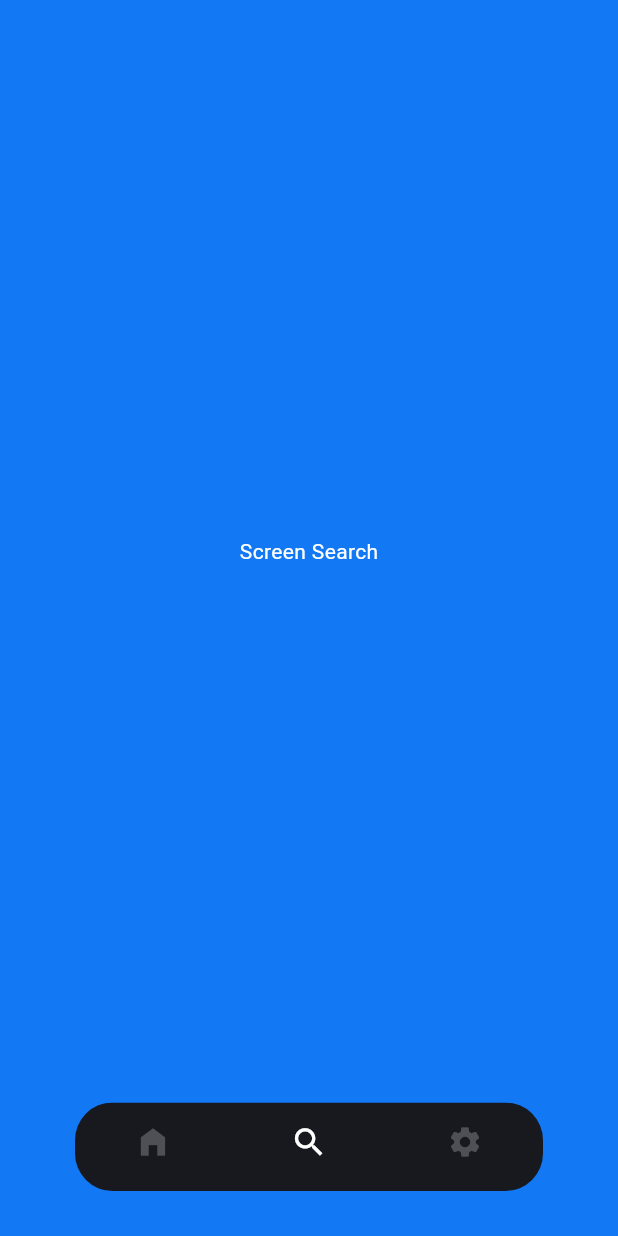
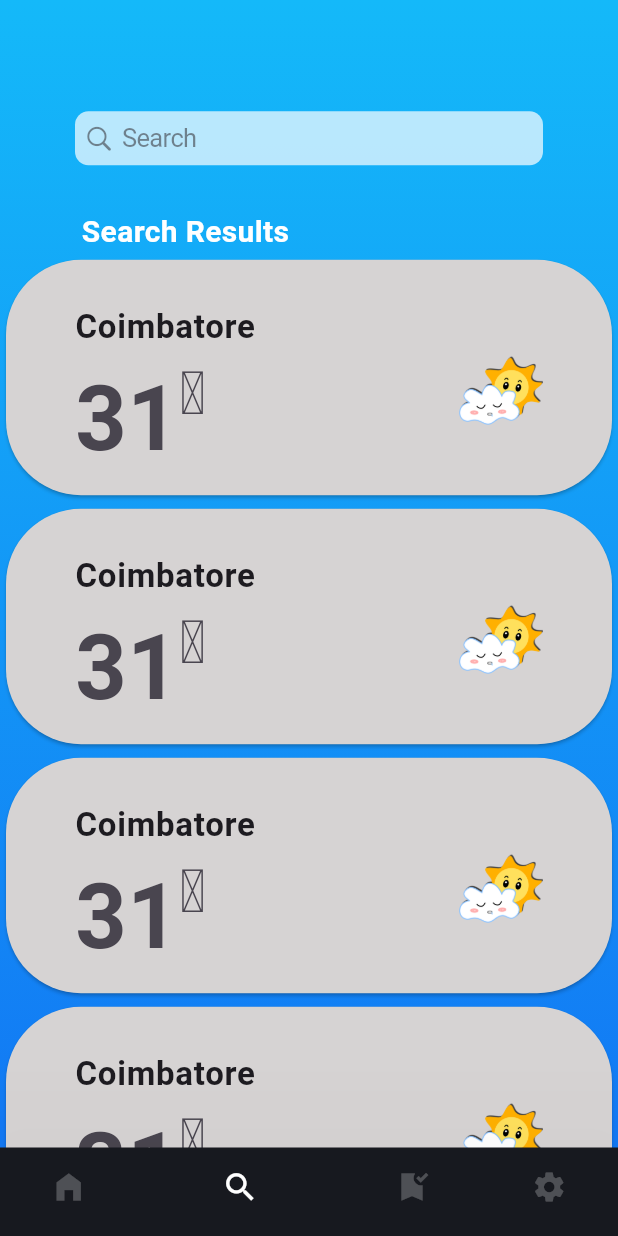
Before and after one commit to saninthottungal/Wady-weather, a Flutter app: the screen it shows after launch, item 2 of the bottom bar chosen, on a phone screen of 412 x 824 dp. Run offline on Flutter 3.47's test engine with Material 3 defaults, Android fonts, the light colour scheme and no system bars.

Commit message:
ScreenSearch UI done

```diff
--- a/lib/Screens/ScreenHome/ScreenHome.dart
+++ b/lib/Screens/ScreenHome/ScreenHome.dart
@@ -2,6 +2,7 @@
 
 import 'package:flutter/material.dart';
 import 'package:wady/Screens/ScreenLobby/ScreenLobby.dart';
+import 'package:wady/Screens/ScreenSaved/ScreenSaved.dart';
 import 'package:wady/Screens/ScreenSearch/ScreenSearch.dart';
 import 'package:wady/Screens/ScreenSettings/ScreenSettings.dart';
 import 'package:wady/core/Constants.dart';
@@ -19,6 +20,7 @@ class _ScreenHomeState extends State<ScreenHome> {
   final pages = [
     const ScreenLobby(),
     const ScreenSearch(),
+    const ScreenSaved(),
     const ScreenSettings(),
   ];
 
@@ -27,11 +29,7 @@ class _ScreenHomeState extends State<ScreenHome> {
     return Scaffold(
       backgroundColor: backgroundColor,
       body: pages[currentPage],
-      bottomNavigationBar: Padding(
-        padding: const EdgeInsets.only(bottom: 30, left: 50, right: 50),
-        child: ClipRRect(
-          borderRadius: BorderRadius.circular(25),
-          child: BottomNavigationBar(
+      bottomNavigationBar: BottomNavigationBar(
         items: const [
           BottomNavigationBarItem(
               icon: Icon(
@@ -47,7 +45,13 @@ class _ScreenHomeState extends State<ScreenHome> {
               ),
               label: "Search"),
           BottomNavigationBarItem(
-                  icon: Icon(Icons.settings), label: "Settings"),
+            icon: Icon(Icons.bookmark_added_sharp),
+            label: "Saved",
+          ),
+          BottomNavigationBarItem(
+            icon: Icon(Icons.settings),
+            label: "Settings",
+          ),
         ],
         showUnselectedLabels: false,
         showSelectedLabels: false,
@@ -65,8 +69,6 @@ class _ScreenHomeState extends State<ScreenHome> {
           });
         },
       ),
-        ),
-      ),
     );
   }
 }
--- a/lib/Screens/ScreenLobby/ScreenLobby.dart
+++ b/lib/Screens/ScreenLobby/ScreenLobby.dart
@@ -64,7 +64,6 @@ class ScreenLobby extends StatelessWidget {
                     "\u1d52",
                     style: TextStyle(
                       fontSize: 40,
-                      //fontWeight: FontWeight.bold,
                     ),
                   ),
                 ),
--- /dev/null
+++ b/lib/Screens/ScreenSaved/ScreenSaved.dart
@@ -0,0 +1,20 @@
+import 'package:flutter/material.dart';
+import 'package:wady/core/Constants.dart';
+
+class ScreenSaved extends StatelessWidget {
+  const ScreenSaved({super.key});
+
+  @override
+  Widget build(BuildContext context) {
+    return Container(
+      decoration: const BoxDecoration(
+        gradient: backgroundGradient,
+      ),
+      height: double.infinity,
+      width: double.infinity,
+      child: const Center(
+        child: Text("Screen Saved"),
+      ),
+    );
+  }
+}
--- a/lib/Screens/ScreenSearch/ScreenSearch.dart
+++ b/lib/Screens/ScreenSearch/ScreenSearch.dart
@@ -1,4 +1,7 @@
+import 'package:flutter/cupertino.dart';
 import 'package:flutter/material.dart';
+
+import 'package:wady/core/Constants.dart';
 
 class ScreenSearch extends StatelessWidget {
   const ScreenSearch({super.key});
@@ -6,10 +9,94 @@ class ScreenSearch extends StatelessWidget {
   @override
   Widget build(BuildContext context) {
     return Container(
+      decoration: const BoxDecoration(
+        gradient: backgroundGradient,
+      ),
       height: double.infinity,
       width: double.infinity,
-      child: const Center(
-        child: Text("Screen Search"),
+      child: Column(
+        children: [
+          SizedBox(height: MediaQuery.of(context).size.height * 0.09),
+          const Padding(
+            padding: EdgeInsets.only(left: 50, right: 50),
+            child: CupertinoSearchTextField(
+              backgroundColor: Colors.white70,
+            ),
+          ),
+          const SizedBox(height: 30),
+          Padding(
+            padding:
+                EdgeInsets.only(right: MediaQuery.of(context).size.width * 0.4),
+            child: const Text(
+              "Search Results",
+              style: TextStyle(
+                fontSize: 20,
+                fontWeight: FontWeight.bold,
+              ),
+            ),
+          ),
+          Expanded(
+            child: ListView.separated(
+              itemBuilder: (context, index) {
+                return SizedBox(
+                  height: 165,
+                  child: Card(
+                    color: const Color.fromARGB(255, 214, 211, 211),
+                    shape: RoundedRectangleBorder(
+                      borderRadius: BorderRadius.circular(50),
+                    ),
+                    child: Padding(
+                      padding: EdgeInsets.only(
+                        top: 20,
+                        left: 30,
+                      ),
+                      child: ListTile(
+                        title: Text(
+                          "Coimbatore",
+                          style: TextStyle(
+                            fontSize: 22,
+                            fontWeight: FontWeight.bold,
+                          ),
+                        ),
+                        subtitle: Row(
+                          children: [
+                            Text(
+                              "31",
+                              style: TextStyle(
+                                fontSize: 60,
+                                fontWeight: FontWeight.bold,
+                              ),
+                            ),
+                            Padding(
+                              padding: EdgeInsets.only(
+                                bottom: 35,
+                              ),
+                              child: Text(
+                                "\u1d52",
+                                style: TextStyle(
+                                  fontSize: 40,
+                                ),
+                              ),
+                            ),
+                          ],
+                        ),
+                        trailing: Image.asset(
+                          "assests/images/moody.png",
+                          height: 100,
+                          width: 100,
+                        ),
+                      ),
+                    ),
+                  ),
+                );
+              },
+              separatorBuilder: (context, index) {
+                return const SizedBox(height: 1);
+              },
+              itemCount: 10,
+            ),
+          ),
+        ],
       ),
     );
   }
```
Also changed, not shown: lib/core/Widgets/Widgets.dart (added). Lines whose indentation alone changed are shown as unchanged.
